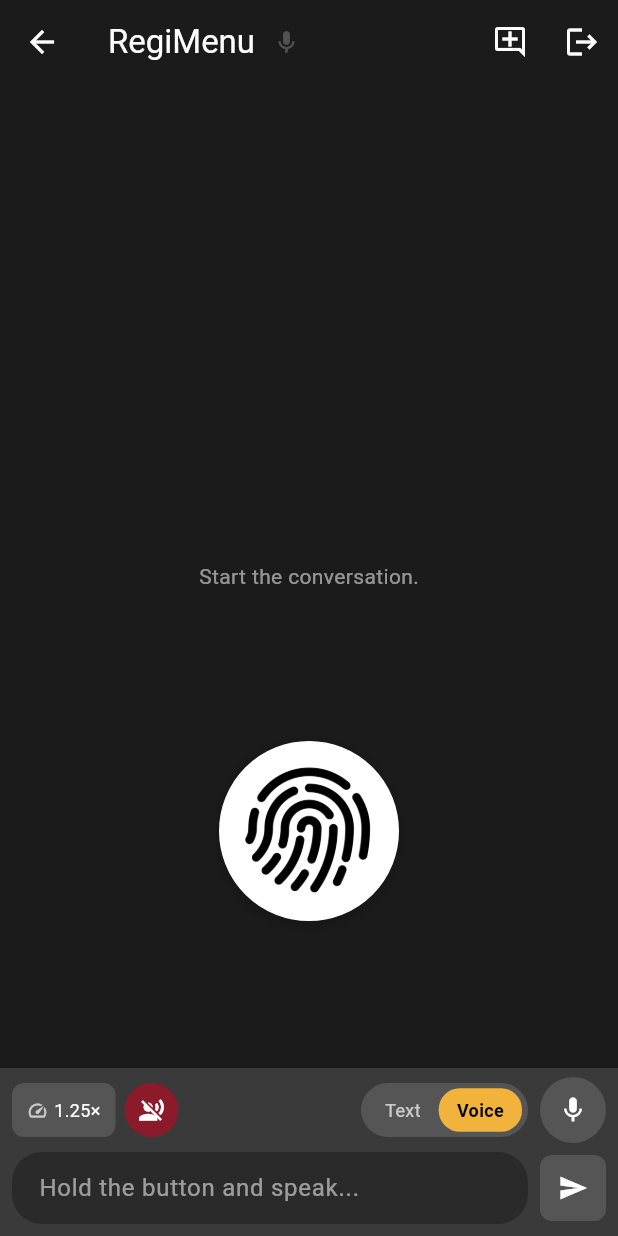
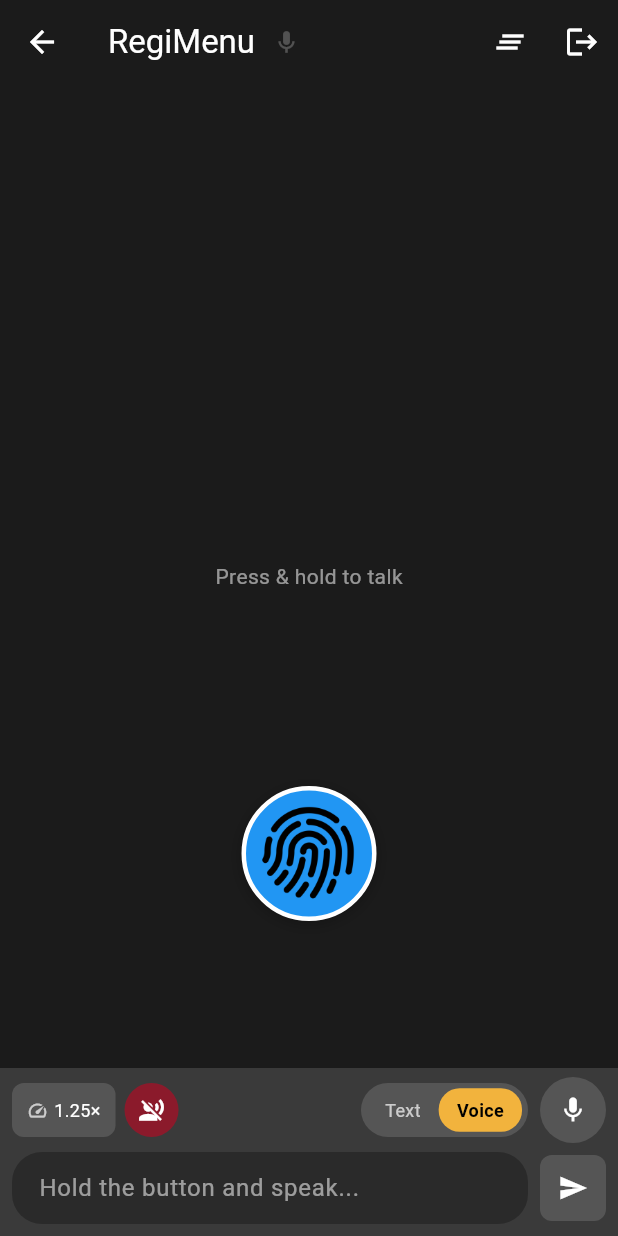
Before and after one commit to CloudComputingAssociates/regi_chat, a Flutter app: the ChatScreen screen opened directly, after a tap on the "record voice over" icon, after a tap on "Text", on a phone screen of 412 x 824 dp. Run offline on Flutter 3.47's test engine with Material 3 defaults, Android fonts, the phone set to English and light mode, and no system bars; our stand-ins replace audioplayers, shared_preferences, speech_to_text, web; missing offline and left inert: auth0_flutter, dart:js_interop; accounts and stored records are empty.

Commit message:
Cosmetic changes

```diff
--- a/lib/screens/chat_screen.dart
+++ b/lib/screens/chat_screen.dart
@@ -180,7 +180,7 @@ class _ChatScreenState extends State<ChatScreen> {
       builder: (ctx) => AlertDialog(
         backgroundColor: const Color(0xFF252525),
         title: const Text(
-          'Start a new chat?',
+          'Clear conversation?',
           style: TextStyle(color: Colors.white),
         ),
         content: const Text(
@@ -201,7 +201,7 @@ class _ChatScreenState extends State<ChatScreen> {
               foregroundColor: const Color(0xFF8B1A2B),
             ),
             onPressed: () => Navigator.pop(ctx, true),
-            child: const Text('New chat'),
+            child: const Text('Clear'),
           ),
         ],
       ),
@@ -293,8 +293,8 @@ class _ChatScreenState extends State<ChatScreen> {
         ),
         actions: [
           IconButton(
-            icon: const Icon(Icons.add_comment_outlined),
-            tooltip: 'New chat',
+            icon: const Icon(Icons.clear_all),
+            tooltip: 'Clear',
             onPressed: _handleNewChat,
           ),
           IconButton(
--- a/lib/widgets/chat_output.dart
+++ b/lib/widgets/chat_output.dart
@@ -41,7 +41,7 @@ class _ChatOutputState extends State<ChatOutput> {
     if (messages.isEmpty) {
       return const Center(
         child: Text(
-          'Start the conversation.',
+          'Press & hold to talk',
           style: TextStyle(color: Colors.white54),
         ),
       );
--- a/lib/widgets/ptt_button.dart
+++ b/lib/widgets/ptt_button.dart
@@ -6,7 +6,7 @@ class PttButton extends StatefulWidget {
     super.key,
     required this.onPressStart,
     required this.onPressEnd,
-    this.size = 120,
+    this.size = 90,
   });
 
   final VoidCallback onPressStart;
@@ -50,7 +50,7 @@ class _PttButtonState extends State<PttButton> {
         transformAlignment: Alignment.center,
         decoration: BoxDecoration(
           shape: BoxShape.circle,
-          color: Colors.white,
+          color: const Color(0xFF2196F3),
           boxShadow: [
             if (_pressed)
               BoxShadow(
```
